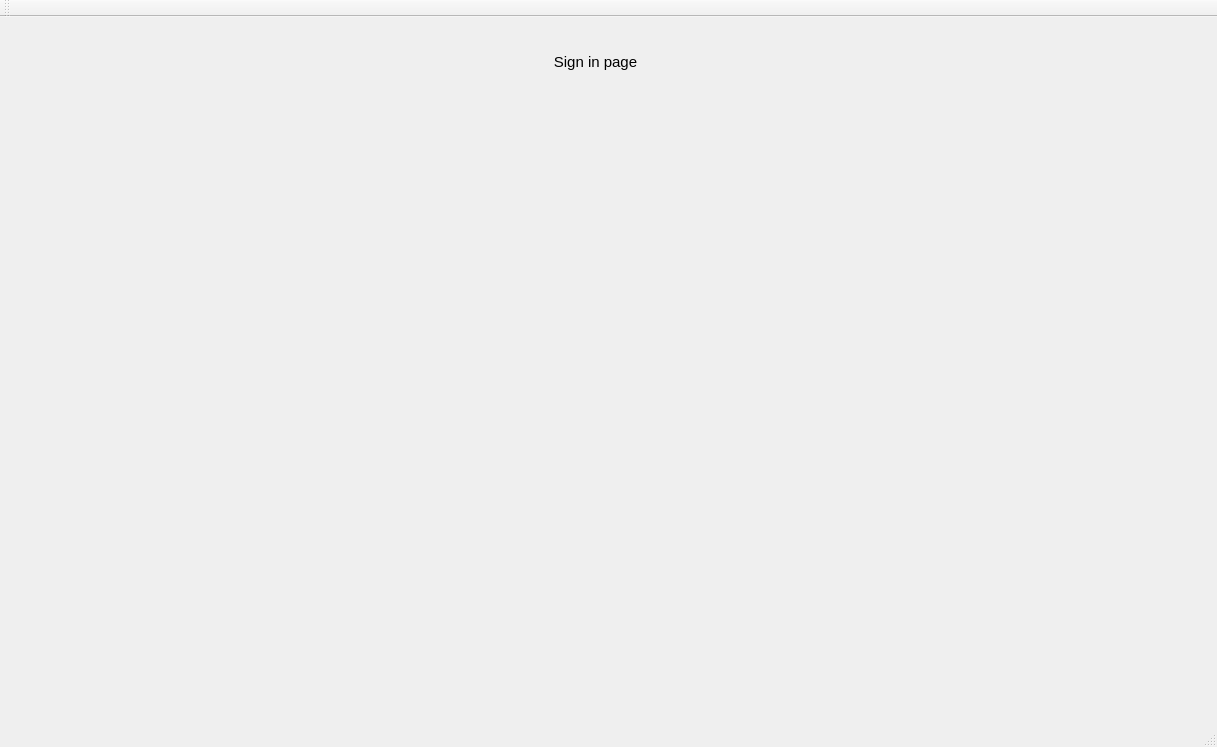
Qt form Code/mainwindow.ui (quiiop/CarRentalProject) before a commit.
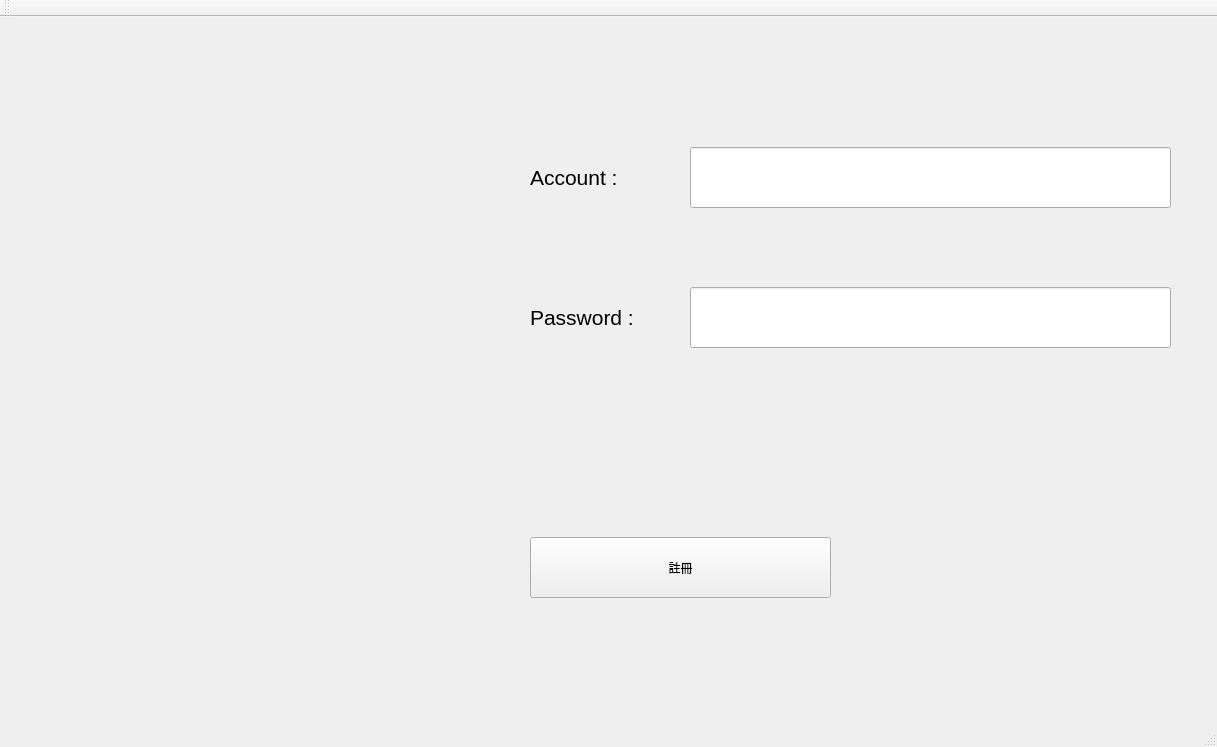
The same form after that commit. The open tabs and pages were chosen to show the change. Icons and pictures are not drawn.

Diff of the .ui file:
```diff
--- a/Code/mainwindow.ui
+++ b/Code/mainwindow.ui
@@ -17,8 +17,8 @@
    <widget class="QStackedWidget" name="stackedWidget">
     <property name="geometry">
      <rect>
-      <x>-20</x>
-      <y>-10</y>
+      <x>20</x>
+      <y>20</y>
       <width>1217</width>
       <height>747</height>
      </rect>
@@ -126,14 +126,69 @@
      <widget class="QLabel" name="label_2">
       <property name="geometry">
        <rect>
-        <x>540</x>
-        <y>30</y>
-        <width>151</width>
-        <height>51</height>
+        <x>510</x>
+        <y>110</y>
+        <width>131</width>
+        <height>61</height>
        </rect>
       </property>
       <property name="text">
-       <string>&lt;html&gt;&lt;head/&gt;&lt;body&gt;&lt;p align=&quot;center&quot;&gt;&lt;span style=&quot; font-size:11pt;&quot;&gt;Sign in page&lt;/span&gt;&lt;/p&gt;&lt;/body&gt;&lt;/html&gt;</string>
+       <string>&lt;html&gt;&lt;head/&gt;&lt;body&gt;&lt;p&gt;&lt;span style=&quot; font-size:16pt;&quot;&gt;Account : &lt;/span&gt;&lt;/p&gt;&lt;/body&gt;&lt;/html&gt;</string>
+      </property>
+     </widget>
+     <widget class="QLineEdit" name="lineEdit">
+      <property name="geometry">
+       <rect>
+        <x>670</x>
+        <y>110</y>
+        <width>481</width>
+        <height>61</height>
+       </rect>
+      </property>
+      <property name="styleSheet">
+       <string notr="true">font: 16pt &quot;Arial&quot;;</string>
+      </property>
+     </widget>
+     <widget class="QLabel" name="label_29">
+      <property name="geometry">
+       <rect>
+        <x>510</x>
+        <y>250</y>
+        <width>131</width>
+        <height>61</height>
+       </rect>
+      </property>
+      <property name="text">
+       <string>&lt;html&gt;&lt;head/&gt;&lt;body&gt;&lt;p&gt;&lt;span style=&quot; font-size:16pt;&quot;&gt;Password : &lt;/span&gt;&lt;/p&gt;&lt;/body&gt;&lt;/html&gt;</string>
+      </property>
+     </widget>
+     <widget class="QLineEdit" name="lineEdit_2">
+      <property name="geometry">
+       <rect>
+        <x>670</x>
+        <y>250</y>
+        <width>481</width>
+        <height>61</height>
+       </rect>
+      </property>
+      <property name="styleSheet">
+       <string notr="true">font: 16pt &quot;Arial&quot;;</string>
+      </property>
+     </widget>
+     <widget class="QPushButton" name="pushButton">
+      <property name="geometry">
+       <rect>
+        <x>510</x>
+        <y>500</y>
+        <width>301</width>
+        <height>61</height>
+       </rect>
+      </property>
+      <property name="styleSheet">
+       <string notr="true">font: 16pt &quot;Arial&quot;;</string>
+      </property>
+      <property name="text">
+       <string>註冊</string>
       </property>
      </widget>
     </widget>
```
Left out of the diff: 95 changed lines with no effect on the pictures.
